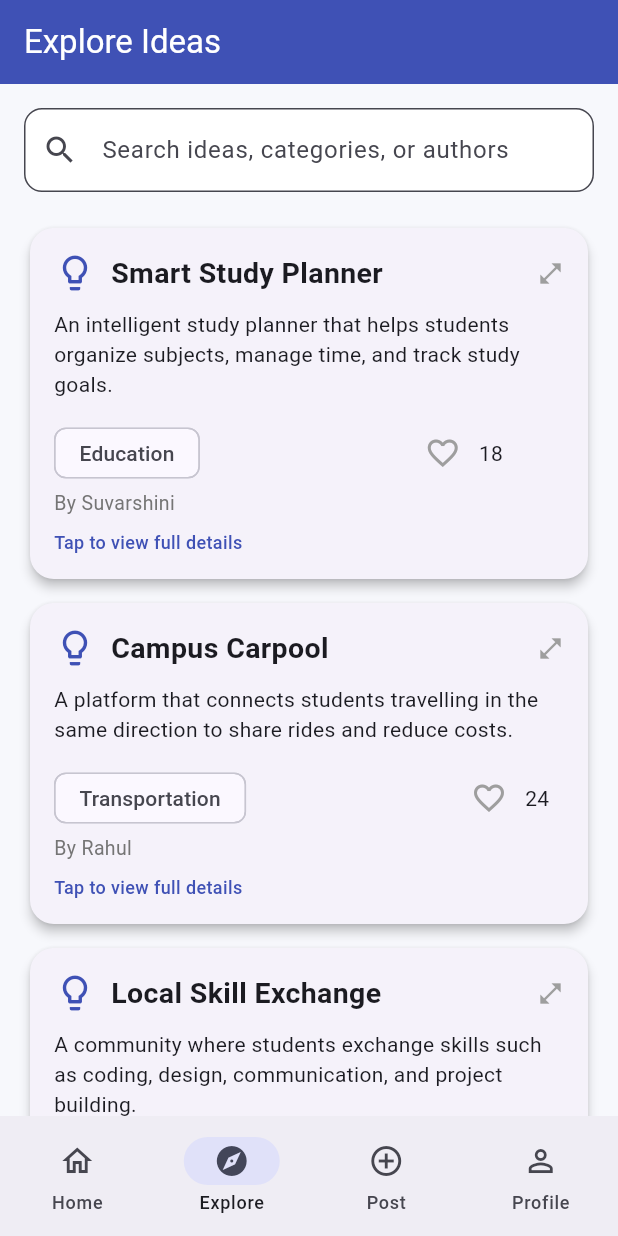
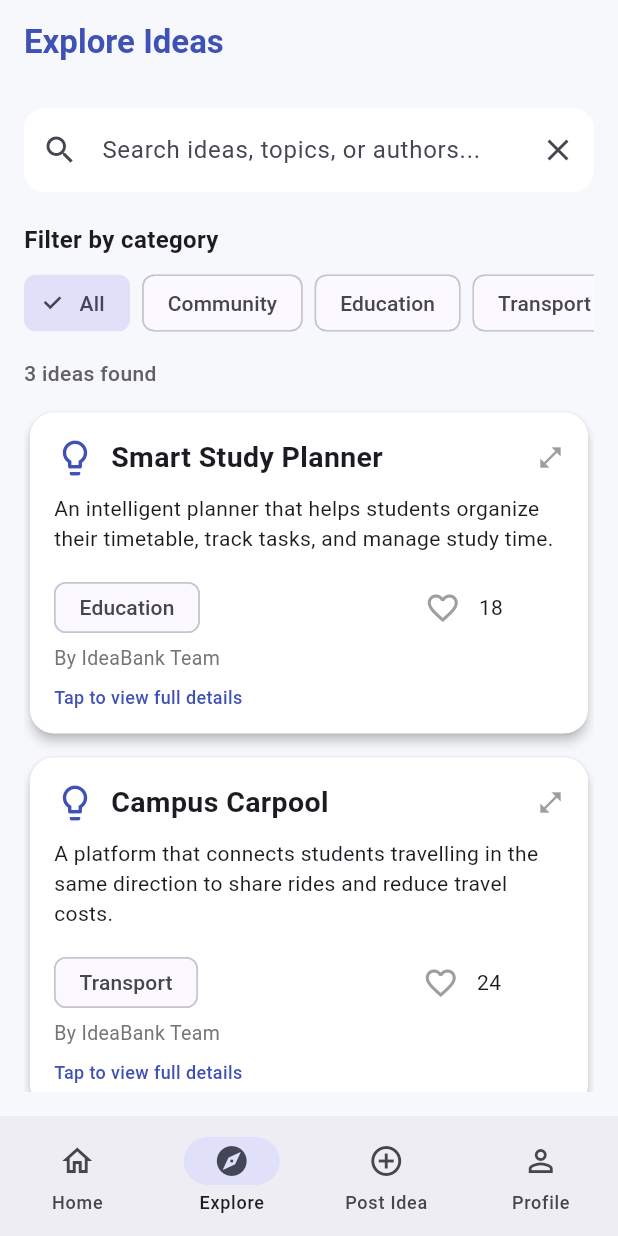
Before and after one commit to suvarshinigandham/ideabank, a Flutter app: the screen it shows after launch, item 2 of the bottom bar chosen, on a phone screen of 412 x 824 dp. Run offline on Flutter 3.47's test engine with Material 3 defaults, Android fonts, the phone set to English and light mode, and no system bars.

Commit message:
Add category filter feature

```diff
--- a/lib/main.dart
+++ b/lib/main.dart
@@ -16,18 +16,20 @@ class IdeaBankApp extends StatelessWidget {
       title: 'IdeaBank',
       debugShowCheckedModeBanner: false,
       theme: ThemeData(
+        useMaterial3: true,
         colorScheme: ColorScheme.fromSeed(seedColor: Colors.indigo),
-        useMaterial3: true,
         scaffoldBackgroundColor: const Color(0xFFF7F8FC),
         appBarTheme: const AppBarTheme(
-          backgroundColor: Colors.indigo,
-          foregroundColor: Colors.white,
           centerTitle: false,
+          backgroundColor: Color(0xFFF7F8FC),
+          foregroundColor: Colors.indigo,
         ),
-        inputDecorationTheme: InputDecorationTheme(
-          filled: true,
-          fillColor: Colors.white,
-          border: OutlineInputBorder(borderRadius: BorderRadius.circular(12)),
+        cardTheme: CardThemeData(
+          color: Colors.white,
+          elevation: 2,
+          shape: RoundedRectangleBorder(
+            borderRadius: BorderRadius.circular(16),
+          ),
         ),
       ),
       home: const MainScreen(),
@@ -49,28 +51,28 @@ class _MainScreenState extends State<MainScreen> {
     Idea(
       title: 'Smart Study Planner',
       description:
-          'An intelligent study planner that helps students '
-          'organize subjects, manage time, and track study goals.',
+          'An intelligent planner that helps students organize '
+          'their timetable, track tasks, and manage study time.',
       category: 'Education',
-      author: 'Suvarshini',
+      author: 'IdeaBank Team',
       likes: 18,
     ),
     Idea(
       title: 'Campus Carpool',
       description:
-          'A platform that connects students travelling in '
-          'the same direction to share rides and reduce costs.',
-      category: 'Transportation',
-      author: 'Rahul',
+          'A platform that connects students travelling in the '
+          'same direction to share rides and reduce travel costs.',
+      category: 'Transport',
+      author: 'IdeaBank Team',
       likes: 24,
     ),
     Idea(
       title: 'Local Skill Exchange',
       description:
-          'A community where students exchange skills such as '
-          'coding, design, communication, and project building.',
+          'A community where people exchange skills, teach '
+          'each other, and collaborate on useful projects.',
       category: 'Community',
-      author: 'Ananya',
+      author: 'IdeaBank Team',
       likes: 31,
     ),
   ];
@@ -114,7 +116,7 @@ class _MainScreenState extends State<MainScreen> {
           NavigationDestination(
             icon: Icon(Icons.add_circle_outline),
             selectedIcon: Icon(Icons.add_circle),
-            label: 'Post',
+            label: 'Post Idea',
           ),
           NavigationDestination(
             icon: Icon(Icons.person_outline),
@@ -127,6 +129,8 @@ class _MainScreenState extends State<MainScreen> {
   }
 }
 
+// HOME PAGE
+
 class HomePage extends StatelessWidget {
   final List<Idea> ideas;
 
@@ -136,24 +140,13 @@ class HomePage extends StatelessWidget {
   Widget build(BuildContext context) {
     return Scaffold(
       appBar: AppBar(
-        title: const Text(
-          'IdeaBank',
-          style: TextStyle(fontWeight: FontWeight.bold),
+        title: const Row(
+          children: [
+            Icon(Icons.lightbulb, color: Colors.indigo),
+            SizedBox(width: 8),
+            Text('IdeaBank', style: TextStyle(fontWeight: FontWeight.bold)),
+          ],
         ),
-        actions: [
-          IconButton(
-            tooltip: 'Explore ideas',
-            onPressed: () {
-              // The Explore tab is available in bottom navigation.
-              ScaffoldMessenger.of(context).showSnackBar(
-                const SnackBar(
-                  content: Text('Explore ideas using the Explore tab.'),
-                ),
-              );
-            },
-            icon: const Icon(Icons.lightbulb_outline),
-          ),
-        ],
       ),
       body: ListView(
         padding: const EdgeInsets.all(16),
@@ -162,7 +155,7 @@ class HomePage extends StatelessWidget {
             padding: const EdgeInsets.all(22),
             decoration: BoxDecoration(
               gradient: const LinearGradient(
-                colors: [Colors.indigo, Color(0xFF7986CB)],
+                colors: [Color(0xFF3949AB), Color(0xFF7986CB)],
                 begin: Alignment.topLeft,
                 end: Alignment.bottomRight,
               ),
@@ -171,10 +164,10 @@ class HomePage extends StatelessWidget {
             child: const Column(
               crossAxisAlignment: CrossAxisAlignment.start,
               children: [
-                Icon(Icons.lightbulb, color: Colors.white, size: 38),
+                Icon(Icons.lightbulb_outline, color: Colors.white, size: 40),
                 SizedBox(height: 12),
                 Text(
-                  'Ideas can change the world!',
+                  'Ideas become innovation!',
                   style: TextStyle(
                     color: Colors.white,
                     fontSize: 23,
@@ -183,8 +176,8 @@ class HomePage extends StatelessWidget {
                 ),
                 SizedBox(height: 8),
                 Text(
-                  'Share your ideas, discover inspiration, '
-                  'and build something amazing together.',
+                  'Share your ideas, discover new possibilities, '
+                  'and collaborate with creative minds.',
                   style: TextStyle(color: Colors.white, fontSize: 14),
                 ),
               ],
@@ -192,14 +185,16 @@ class HomePage extends StatelessWidget {
           ),
           const SizedBox(height: 24),
           Row(
+            mainAxisAlignment: MainAxisAlignment.spaceBetween,
             children: [
-              const Expanded(
-                child: Text(
-                  'Trending Ideas',
-                  style: TextStyle(fontSize: 22, fontWeight: FontWeight.bold),
+              const Text(
+                'Discover Ideas',
+                style: TextStyle(fontSize: 21, fontWeight: FontWeight.bold),
               ),
+              Text(
+                '${ideas.length} ideas',
+                style: const TextStyle(color: Colors.indigo),
               ),
-              Text('${ideas.length} ideas'),
             ],
           ),
           const SizedBox(height: 8),
@@ -208,12 +203,14 @@ class HomePage extends StatelessWidget {
               message: 'No ideas yet. Be the first to share one!',
             )
           else
-            ...ideas.map((idea) => IdeaCard(key: ValueKey(idea), idea: idea)),
+            ...ideas.map((idea) => IdeaCard(key: ObjectKey(idea), idea: idea)),
         ],
       ),
     );
   }
 }
+
+// EXPLORE PAGE WITH SEARCH AND CATEGORY FILTERS
 
 class ExplorePage extends StatefulWidget {
   final List<Idea> ideas;
@@ -225,7 +222,9 @@ class ExplorePage extends StatefulWidget {
 }
 
 class _ExplorePageState extends State<ExplorePage> {
-  final searchController = TextEditingController();
+  final TextEditingController searchController = TextEditingController();
+
+  String selectedCategory = 'All';
 
   @override
   void dispose() {
@@ -235,56 +234,139 @@ class _ExplorePageState extends State<ExplorePage> {
 
   @override
   Widget build(BuildContext context) {
+    final categories = <String>[
+      'All',
+      ...widget.ideas
+          .map((idea) => idea.category)
+          .where((category) => category.trim().isNotEmpty)
+          .toSet()
+          .toList()
+        ..sort(),
+    ];
+
     final query = searchController.text.trim().toLowerCase();
 
     final filteredIdeas = widget.ideas.where((idea) {
-      return idea.title.toLowerCase().contains(query) ||
+      final matchesSearch =
+          idea.title.toLowerCase().contains(query) ||
           idea.description.toLowerCase().contains(query) ||
           idea.category.toLowerCase().contains(query) ||
           idea.author.toLowerCase().contains(query);
+
+      final matchesCategory =
+          selectedCategory == 'All' || idea.category == selectedCategory;
+
+      return matchesSearch && matchesCategory;
     }).toList();
 
     return Scaffold(
-      appBar: AppBar(title: const Text('Explore Ideas')),
-      body: Column(
+      appBar: AppBar(
+        title: const Text(
+          'Explore Ideas',
+          style: TextStyle(fontWeight: FontWeight.bold),
+        ),
+      ),
+      body: Padding(
+        padding: const EdgeInsets.all(16),
+        child: Column(
+          crossAxisAlignment: CrossAxisAlignment.start,
           children: [
-          Padding(
-            padding: const EdgeInsets.all(16),
-            child: TextField(
+            TextField(
               controller: searchController,
               onChanged: (_) => setState(() {}),
               decoration: InputDecoration(
-                hintText: 'Search ideas, categories, or authors',
+                hintText: 'Search ideas, topics, or authors...',
                 prefixIcon: const Icon(Icons.search),
-                suffixIcon: searchController.text.isEmpty
-                    ? null
-                    : IconButton(
+                suffixIcon: IconButton(
+                  tooltip: 'Clear search',
+                  icon: const Icon(Icons.clear),
                   onPressed: () {
                     searchController.clear();
                     setState(() {});
                   },
-                        icon: const Icon(Icons.clear),
+                ),
+                filled: true,
+                fillColor: Colors.white,
+                border: OutlineInputBorder(
+                  borderRadius: BorderRadius.circular(14),
+                  borderSide: BorderSide.none,
                 ),
               ),
             ),
+            const SizedBox(height: 20),
+            const Text(
+              'Filter by category',
+              style: TextStyle(fontSize: 16, fontWeight: FontWeight.bold),
             ),
+            const SizedBox(height: 10),
+            SizedBox(
+              height: 42,
+              child: ListView.separated(
+                scrollDirection: Axis.horizontal,
+                itemCount: categories.length,
+                separatorBuilder: (context, index) => const SizedBox(width: 8),
+                itemBuilder: (context, index) {
+                  final category = categories[index];
+
+                  return ChoiceChip(
+                    label: Text(category),
+                    selected: selectedCategory == category,
+                    onSelected: (_) {
+                      setState(() {
+                        selectedCategory = category;
+                      });
+                    },
+                  );
+                },
+              ),
+            ),
+            const SizedBox(height: 16),
+            Text(
+              '${filteredIdeas.length} '
+              'idea${filteredIdeas.length == 1 ? '' : 's'} found',
+              style: TextStyle(
+                color: Colors.grey.shade700,
+                fontWeight: FontWeight.w500,
+              ),
+            ),
+            const SizedBox(height: 8),
             Expanded(
               child: filteredIdeas.isEmpty
-                ? const EmptyIdeasMessage(message: 'No matching ideas found.')
+                  ? const Center(
+                      child: Column(
+                        mainAxisSize: MainAxisSize.min,
+                        children: [
+                          Icon(Icons.search_off, size: 56, color: Colors.grey),
+                          SizedBox(height: 12),
+                          Text(
+                            'No matching ideas found',
+                            style: TextStyle(
+                              fontSize: 17,
+                              fontWeight: FontWeight.bold,
+                            ),
+                          ),
+                          SizedBox(height: 6),
+                          Text('Try another category or search term.'),
+                        ],
+                      ),
+                    )
                   : ListView.builder(
-                    padding: const EdgeInsets.symmetric(horizontal: 16),
                       itemCount: filteredIdeas.length,
                       itemBuilder: (context, index) {
                         final idea = filteredIdeas[index];
-                      return IdeaCard(key: ValueKey(idea), idea: idea);
+
+                        return IdeaCard(key: ObjectKey(idea), idea: idea);
                       },
                     ),
             ),
           ],
         ),
+      ),
     );
   }
 }
+
+// POST IDEA PAGE
 
 class PostPage extends StatefulWidget {
   final ValueChanged<Idea> onSubmit;
@@ -301,7 +383,17 @@ class _PostPageState extends State<PostPage> {
   final descriptionController = TextEditingController();
   final authorController = TextEditingController();
 
-  String category = 'Education';
+  final List<String> categories = [
+    'Education',
+    'Technology',
+    'Transport',
+    'Community',
+    'Health',
+    'Environment',
+    'Other',
+  ];
+
+  String selectedCategory = 'Education';
 
   @override
   void dispose() {
@@ -311,56 +403,58 @@ class _PostPageState extends State<PostPage> {
     super.dispose();
   }
 
-  void publishIdea() {
+  void submitIdea() {
     if (!formKey.currentState!.validate()) {
       return;
     }
 
-    final idea = Idea(
+    final newIdea = Idea(
       title: titleController.text.trim(),
       description: descriptionController.text.trim(),
-      category: category,
+      category: selectedCategory,
       author: authorController.text.trim(),
+      likes: 0,
     );
 
-    widget.onSubmit(idea);
+    widget.onSubmit(newIdea);
 
     titleController.clear();
     descriptionController.clear();
     authorController.clear();
 
     setState(() {
-      category = 'Education';
+      selectedCategory = 'Education';
     });
 
-    ScaffoldMessenger.of(context).showSnackBar(
-      const SnackBar(content: Text('Idea published successfully!')),
-    );
+    ScaffoldMessenger.of(
+      context,
+    ).showSnackBar(const SnackBar(content: Text('Your idea has been posted!')));
   }
 
   @override
   Widget build(BuildContext context) {
     return Scaffold(
-      appBar: AppBar(title: const Text('Post an Idea')),
-      body: Center(
-        child: ConstrainedBox(
-          constraints: const BoxConstraints(maxWidth: 650),
+      appBar: AppBar(
+        title: const Text(
+          'Share an Idea',
+          style: TextStyle(fontWeight: FontWeight.bold),
+        ),
+      ),
+      body: SingleChildScrollView(
+        padding: const EdgeInsets.all(20),
         child: Form(
           key: formKey,
-            child: ListView(
-              padding: const EdgeInsets.all(20),
+          child: Column(
+            crossAxisAlignment: CrossAxisAlignment.start,
             children: [
-                const Icon(Icons.lightbulb, color: Colors.indigo, size: 60),
-                const SizedBox(height: 12),
               const Text(
-                  'Share Your Next Big Idea!',
-                  textAlign: TextAlign.center,
+                'Have a great idea?',
                 style: TextStyle(fontSize: 24, fontWeight: FontWeight.bold),
               ),
               const SizedBox(height: 8),
-                const Text(
-                  'Inspire others by sharing your creativity.',
-                  textAlign: TextAlign.center,
+              Text(
+                'Share it with the community and inspire others.',
+                style: TextStyle(color: Colors.grey.shade700),
               ),
               const SizedBox(height: 24),
               TextFormField(
@@ -368,8 +462,9 @@ class _PostPageState extends State<PostPage> {
                 maxLength: 80,
                 decoration: const InputDecoration(
                   labelText: 'Idea title',
-                    hintText: 'Enter your idea title',
-                    prefixIcon: Icon(Icons.title),
+                  hintText: 'Give your idea a name',
+                  prefixIcon: Icon(Icons.lightbulb_outline),
+                  border: OutlineInputBorder(),
                 ),
                 validator: (value) {
                   if (value == null || value.trim().isEmpty) {
@@ -381,54 +476,55 @@ class _PostPageState extends State<PostPage> {
               const SizedBox(height: 12),
               TextFormField(
                 controller: descriptionController,
-                  maxLines: 4,
+                maxLines: 5,
                 maxLength: 500,
                 decoration: const InputDecoration(
                   labelText: 'Description',
-                    hintText: 'Describe your idea...',
+                  hintText: 'Explain your idea...',
                   alignLabelWithHint: true,
                   prefixIcon: Icon(Icons.description_outlined),
+                  border: OutlineInputBorder(),
                 ),
                 validator: (value) {
                   if (value == null || value.trim().isEmpty) {
-                      return 'Please enter a description';
+                    return 'Please describe your idea';
+                  }
+                  if (value.trim().length < 10) {
+                    return 'Description must be at least 10 characters';
                   }
                   return null;
                 },
               ),
               const SizedBox(height: 12),
               DropdownButtonFormField<String>(
-                  initialValue: category,
+                initialValue: selectedCategory,
                 decoration: const InputDecoration(
                   labelText: 'Category',
                   prefixIcon: Icon(Icons.category_outlined),
+                  border: OutlineInputBorder(),
                 ),
-                  items:
-                      const [
-                        'Education',
-                        'Technology',
-                        'Transportation',
-                        'Community',
-                        'Health',
-                        'Environment',
-                      ].map((item) {
+                items: categories.map((category) {
                   return DropdownMenuItem<String>(
-                          value: item,
-                          child: Text(item),
+                    value: category,
+                    child: Text(category),
                   );
                 }).toList(),
                 onChanged: (value) {
                   if (value != null) {
-                      setState(() => category = value);
+                    setState(() {
+                      selectedCategory = value;
+                    });
                   }
                 },
               ),
-                const SizedBox(height: 16),
+              const SizedBox(height: 18),
               TextFormField(
                 controller: authorController,
                 decoration: const InputDecoration(
                   labelText: 'Your name',
+                  hintText: 'Enter your name',
                   prefixIcon: Icon(Icons.person_outline),
+                  border: OutlineInputBorder(),
                 ),
                 validator: (value) {
                   if (value == null || value.trim().isEmpty) {
@@ -438,22 +534,26 @@ class _PostPageState extends State<PostPage> {
                 },
               ),
               const SizedBox(height: 24),
-                FilledButton.icon(
-                  onPressed: publishIdea,
+              SizedBox(
+                width: double.infinity,
+                child: FilledButton.icon(
+                  onPressed: submitIdea,
                   icon: const Icon(Icons.send),
-                  label: const Padding(
-                    padding: EdgeInsets.all(14),
-                    child: Text('Publish Idea'),
+                  label: const Text('Publish Idea'),
+                  style: FilledButton.styleFrom(
+                    padding: const EdgeInsets.symmetric(vertical: 16),
+                  ),
                 ),
               ),
             ],
           ),
         ),
       ),
-      ),
     );
   }
 }
+
+// PROFILE PAGE
 
 class ProfilePage extends StatelessWidget {
   final List<Idea> ideas;
@@ -462,61 +562,85 @@ class ProfilePage extends StatelessWidget {
 
   @override
   Widget build(BuildContext context) {
-    final totalLikes = ideas.fold<int>(0, (sum, idea) => sum + idea.likes);
+    final totalLikes = ideas.fold<int>(0, (total, idea) => total + idea.likes);
 
     return Scaffold(
-      appBar: AppBar(title: const Text('My Profile')),
+      appBar: AppBar(
+        title: const Text(
+          'My Profile',
+          style: TextStyle(fontWeight: FontWeight.bold),
+        ),
+      ),
       body: ListView(
-        padding: const EdgeInsets.all(24),
+        padding: const EdgeInsets.all(20),
         children: [
+          const SizedBox(height: 12),
           const CircleAvatar(
             radius: 48,
-            backgroundColor: Colors.indigo,
-            child: Icon(Icons.person, color: Colors.white, size: 55),
+            backgroundColor: Color(0xFFE8EAF6),
+            child: Icon(Icons.person, size: 55, color: Colors.indigo),
           ),
-          const SizedBox(height: 16),
+          const SizedBox(height: 14),
           const Text(
             'IdeaBank Member',
             textAlign: TextAlign.center,
-            style: TextStyle(fontSize: 23, fontWeight: FontWeight.bold),
+            style: TextStyle(fontSize: 22, fontWeight: FontWeight.bold),
           ),
           const SizedBox(height: 6),
-          const Text('Think. Share. Collaborate.', textAlign: TextAlign.center),
+          Text(
+            'Sharing ideas. Building possibilities.',
+            textAlign: TextAlign.center,
+            style: TextStyle(color: Colors.grey.shade700),
+          ),
           const SizedBox(height: 28),
           Row(
             children: [
               Expanded(
-                child: _ProfileStat(label: 'Ideas', value: '${ideas.length}'),
+                child: _ProfileStat(
+                  icon: Icons.lightbulb_outline,
+                  label: 'Ideas',
+                  value: '${ideas.length}',
+                ),
               ),
               const SizedBox(width: 12),
               Expanded(
-                child: _ProfileStat(label: 'Total Likes', value: '$totalLikes'),
+                child: _ProfileStat(
+                  icon: Icons.favorite_outline,
+                  label: 'Total likes',
+                  value: '$totalLikes',
+                ),
               ),
             ],
           ),
           const SizedBox(height: 28),
           const Text(
-            'About IdeaBank',
-            style: TextStyle(fontSize: 19, fontWeight: FontWeight.bold),
+            'My Shared Ideas',
+            style: TextStyle(fontSize: 20, fontWeight: FontWeight.bold),
           ),
           const SizedBox(height: 8),
-          const Text(
-            'IdeaBank is a space to share creative ideas, '
-            'discover solutions, and connect with people '
-            'who want to make a difference.',
+          if (ideas.isEmpty)
+            const EmptyIdeasMessage(
+              message: 'Your shared ideas will appear here.',
+            )
+          else
+            ...ideas.map(
+              (idea) => ListTile(
+                contentPadding: const EdgeInsets.symmetric(
+                  horizontal: 8,
+                  vertical: 4,
                 ),
-          const SizedBox(height: 24),
-          const ListTile(
-            leading: Icon(Icons.lightbulb_outline),
-            title: Text('Share creative ideas'),
+                leading: const CircleAvatar(
+                  backgroundColor: Color(0xFFE8EAF6),
+                  child: Icon(Icons.lightbulb_outline, color: Colors.indigo),
                 ),
-          const ListTile(
-            leading: Icon(Icons.groups_outlined),
-            title: Text('Connect with innovators'),
+                title: Text(
+                  idea.title,
+                  maxLines: 1,
+                  overflow: TextOverflow.ellipsis,
                 ),
-          const ListTile(
-            leading: Icon(Icons.favorite_outline),
-            title: Text('Support community ideas'),
+                subtitle: Text(idea.category),
+                trailing: const Icon(Icons.arrow_forward_ios, size: 16),
+              ),
             ),
         ],
       ),
@@ -525,27 +649,30 @@ class ProfilePage extends StatelessWidget {
 }
 
 class _ProfileStat extends StatelessWidget {
+  final IconData icon;
   final String label;
   final String value;
 
-  const _ProfileStat({required this.label, required this.value});
+  const _ProfileStat({
+    required this.icon,
+    required this.label,
+    required this.value,
+  });
 
   @override
   Widget build(BuildContext context) {
     return Card(
       child: Padding(
-        padding: const EdgeInsets.all(18),
+        padding: const EdgeInsets.symmetric(vertical: 22, horizontal: 8),
         child: Column(
           children: [
+            Icon(icon, color: Colors.indigo, size: 30),
+            const SizedBox(height: 10),
             Text(
               value,
-              style: const TextStyle(
-                fontSize: 25,
-                fontWeight: FontWeight.bold,
-                color: Colors.indigo,
+              style: const TextStyle(fontSize: 23, fontWeight: FontWeight.bold),
             ),
-            ),
-            const SizedBox(height: 6),
+            const SizedBox(height: 4),
             Text(label),
           ],
         ),
@@ -561,17 +688,18 @@ class EmptyIdeasMessage extends StatelessWidget {
 
   @override
   Widget build(BuildContext context) {
-    return Center(
-      child: Padding(
-        padding: const EdgeInsets.all(30),
+    return Padding(
+      padding: const EdgeInsets.symmetric(vertical: 36),
       child: Column(
-          mainAxisSize: MainAxisSize.min,
         children: [
-            const Icon(Icons.search_off, size: 50, color: Colors.grey),
+          const Icon(Icons.lightbulb_outline, size: 48, color: Colors.grey),
           const SizedBox(height: 12),
-            Text(message, textAlign: TextAlign.center),
+          Text(
+            message,
+            textAlign: TextAlign.center,
+            style: TextStyle(color: Colors.grey.shade700),
+          ),
         ],
-        ),
       ),
     );
   }
```
Also changed, not shown: 1 other file. Lines whose indentation alone changed are shown as unchanged.
